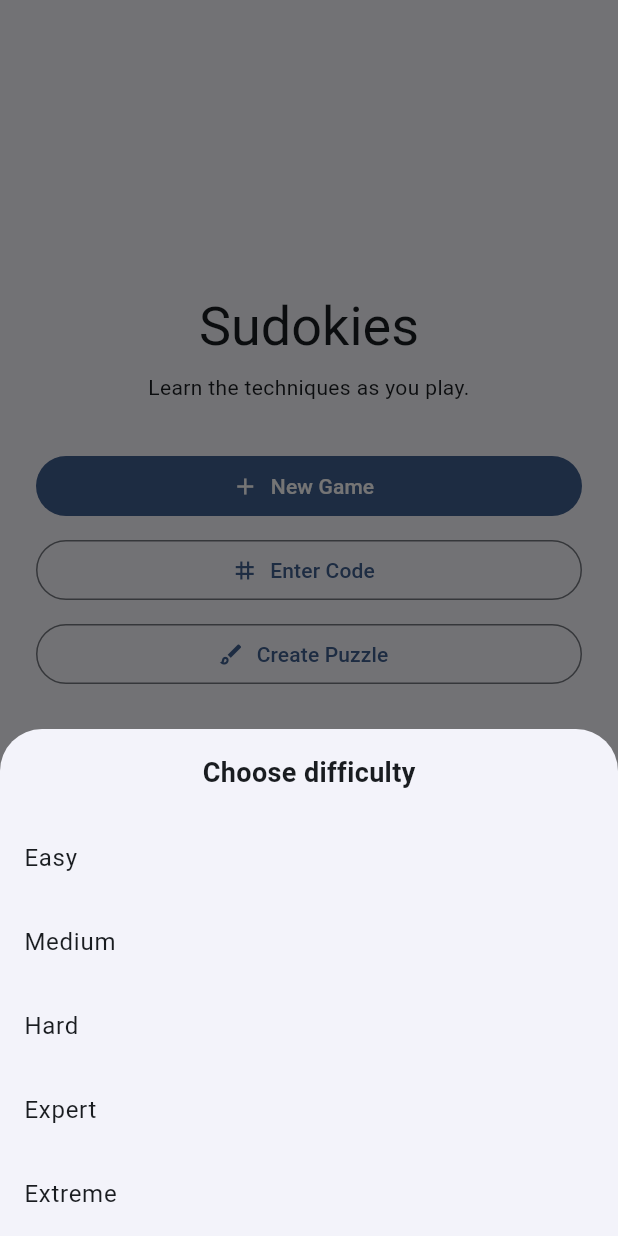
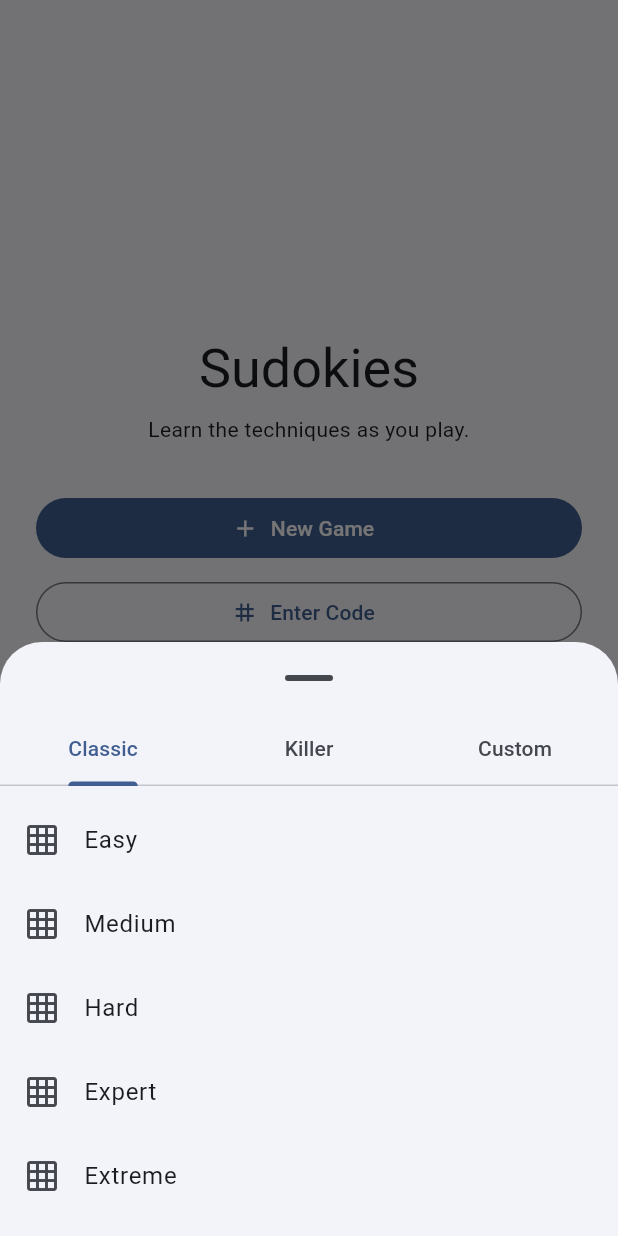
Before and after one commit to TheLastKiwi/sudokies, a Flutter app: the screen it shows after launch, after a tap on "New Game", on a phone screen of 412 x 824 dp. Run offline on Flutter 3.47's test engine with Material 3 defaults, Android fonts, the phone set to English and light mode, and no system bars; our stand-ins replace connectivity_plus, shared_preferences.

Commit message:
Add tabbed New Game picker and peer-highlight toggle
Replace the plain difficulty bottom sheet with a tabbed New Game
chooser (Classic / Killer / Custom). The Killer tab lists only the
tiers that have bundled puzzles, resolved via killerTiers(), so every
tile shown is guaranteed playable; the Custom tab links to the visual
editor. The old standalone "Create Puzzle" button folds into this sheet.

Add a peer-highlight toggle: re-tapping the selected cell turns its
row/column/box highlighting off and back on, threaded from GameState
through BoardWidget.

Cover the Killer picker with killer_bank_test: killerTiers() lists
exactly the tiers with puzzles, each yields a real Killer puzzle, and
an unavailable tier throws PuzzleNotFound.

Bump version to 0.8.0.

Co-Authored-By: Claude Opus 4.8 <noreply@anthropic.com>

```diff
--- a/lib/app.dart
+++ b/lib/app.dart
@@ -12,7 +12,7 @@ import 'ui/offline_banner.dart';
 import 'ui/theme.dart';
 
 /// Displayed version label. Bump alongside `version` in pubspec.yaml.
-const String appVersion = 'v0.7.0';
+const String appVersion = 'v0.8.0';
 
 /// Shared app-wide services, created once at startup.
 class Services {
--- a/lib/ui/game_screen.dart
+++ b/lib/ui/game_screen.dart
@@ -119,6 +119,7 @@ class _GameScreenState extends State<GameScreen> {
                                 candidates: game.candidates,
                                 givens: game.givens,
                                 selectedCell: game.selectedCell,
+                                highlightPeers: game.highlightPeers,
                                 highlightDigit:
                                     game.autoEntry ? game.penDigit : null,
                                 wrongCells: _wrongCells(),
--- a/lib/ui/home_screen.dart
+++ b/lib/ui/home_screen.dart
@@ -54,28 +54,46 @@ class _HomeScreenState extends State<HomeScreen> {
     }
   }
 
-  Future<void> _pickDifficulty() async {
-    final choice = await showModalBottomSheet<Difficulty>(
+  Future<void> _newKillerGame(Difficulty difficulty) async {
+    setState(() => _loading = true);
+    try {
+      final puzzle =
+          await services.repository.randomKillerByDifficulty(difficulty);
+      if (!mounted) return;
+      await _open(_gameFor(puzzle));
+    } on PuzzleNotFound catch (e) {
+      _showError(e.message);
+    } catch (_) {
+      _showError('Could not load a Killer puzzle.');
+    } finally {
+      if (mounted) setState(() => _loading = false);
+    }
+  }
+
+  /// Opens the New Game chooser: a tabbed sheet to start a Classic game, a
+  /// Killer game, or design a Custom puzzle. The Killer tab lists only the
+  /// tiers that have bundled puzzles, so we resolve those before showing.
+  Future<void> _showNewGameSheet() async {
+    final killerTiers = services.repository.killerTiers();
+    await showModalBottomSheet<void>(
       context: context,
-      builder: (ctx) => SafeArea(
-        child: Column(
-          mainAxisSize: MainAxisSize.min,
-          children: [
-            const Padding(
-              padding: EdgeInsets.all(16),
-              child: Text('Choose difficulty',
-                  style: TextStyle(fontSize: 18, fontWeight: FontWeight.bold)),
-            ),
-            for (final d in Difficulty.values)
-              ListTile(
-                title: Text(d.label),
-                onTap: () => Navigator.pop(ctx, d),
-              ),
-          ],
-        ),
+      showDragHandle: true,
+      builder: (ctx) => _NewGameSheet(
+        killerTiers: killerTiers,
+        onClassic: (d) {
+          Navigator.pop(ctx);
+          _newGame(d);
+        },
+        onKiller: (d) {
+          Navigator.pop(ctx);
+          _newKillerGame(d);
+        },
+        onCustom: () {
+          Navigator.pop(ctx);
+          _createPuzzle();
+        },
       ),
     );
-    if (choice != null) _newGame(choice);
   }
 
   Future<void> _enterCode() async {
@@ -193,7 +211,7 @@ class _HomeScreenState extends State<HomeScreen> {
                   const SizedBox(height: 8),
                 ],
                 FilledButton.icon(
-                  onPressed: _loading ? null : _pickDifficulty,
+                  onPressed: _loading ? null : _showNewGameSheet,
                   icon: const Icon(Icons.add),
                   label: const Text('New Game'),
                 ),
@@ -202,12 +220,6 @@ class _HomeScreenState extends State<HomeScreen> {
                   onPressed: _loading ? null : _enterCode,
                   icon: const Icon(Icons.tag),
                   label: const Text('Enter Code'),
-                ),
-                const SizedBox(height: 8),
-                OutlinedButton.icon(
-                  onPressed: _loading ? null : _createPuzzle,
-                  icon: const Icon(Icons.brush_outlined),
-                  label: const Text('Create Puzzle'),
                 ),
                 ..._myPuzzles(),
                 const SizedBox(height: 24),
@@ -294,3 +306,144 @@ class _HomeScreenState extends State<HomeScreen> {
     if (mounted) setState(() {});
   }
 }
+
+/// The New Game chooser: three tabs for the game types. Classic and Killer both
+/// start a graded puzzle at the chosen difficulty; Custom opens the visual
+/// editor. The Killer tab lists only [killerTiers] — the difficulties that have
+/// bundled puzzles — so every tile shown is guaranteed to be playable.
+class _NewGameSheet extends StatelessWidget {
+  final ValueChanged<Difficulty> onClassic;
+  final ValueChanged<Difficulty> onKiller;
+  final VoidCallback onCustom;
+  final Future<List<Difficulty>> killerTiers;
+
+  const _NewGameSheet({
+    required this.onClassic,
+    required this.onKiller,
+    required this.onCustom,
+    required this.killerTiers,
+  });
+
+  @override
+  Widget build(BuildContext context) {
+    return DefaultTabController(
+      length: 3,
+      child: SafeArea(
+        top: false,
+        child: Column(
+          mainAxisSize: MainAxisSize.min,
+          children: [
+            const TabBar(
+              tabs: [
+                Tab(text: 'Classic'),
+                Tab(text: 'Killer'),
+                Tab(text: 'Custom'),
+              ],
+            ),
+            SizedBox(
+              height: 300,
+              child: TabBarView(
+                children: [
+                  _classicTab(context),
+                  _killerTab(context),
+                  _customTab(context),
+                ],
+              ),
+            ),
+          ],
+        ),
+      ),
+    );
+  }
+
+  Widget _classicTab(BuildContext context) {
+    return ListView(
+      padding: const EdgeInsets.symmetric(vertical: 8),
+      children: [
+        for (final d in Difficulty.values)
+          ListTile(
+            leading: const Icon(Icons.grid_on),
+            title: Text(d.label),
+            onTap: () => onClassic(d),
+          ),
+      ],
+    );
+  }
+
+  Widget _killerTab(BuildContext context) {
+    return FutureBuilder<List<Difficulty>>(
+      future: killerTiers,
+      builder: (context, snapshot) {
+        if (snapshot.connectionState != ConnectionState.done) {
+          return const Center(child: CircularProgressIndicator());
+        }
+        final tiers = snapshot.data ?? const <Difficulty>[];
+        if (tiers.isEmpty) {
+          return _infoTab(
+            context,
+            icon: Icons.calculate_outlined,
+            title: 'Killer Sudoku',
+            body: 'No ready-made Killer puzzles are bundled yet.\n\n'
+                'Want to try one now? Design your own in the Custom tab.',
+          );
+        }
+        return ListView(
+          padding: const EdgeInsets.symmetric(vertical: 8),
+          children: [
+            for (final d in tiers)
+              ListTile(
+                leading: const Icon(Icons.calculate_outlined),
+                title: Text(d.label),
+                onTap: () => onKiller(d),
+              ),
+          ],
+        );
+      },
+    );
+  }
+
+  Widget _customTab(BuildContext context) {
+    return _infoTab(
+      context,
+      icon: Icons.brush_outlined,
+      title: 'Custom puzzle',
+      body: 'Design your own puzzle with cages, thermometers, arrows, dots and '
+          'inequalities. It\'s validated and graded before you play.',
+      action: FilledButton.icon(
+        onPressed: onCustom,
+        icon: const Icon(Icons.brush_outlined),
+        label: const Text('Open editor'),
+      ),
+    );
+  }
+
+  Widget _infoTab(
+    BuildContext context, {
+    required IconData icon,
+    required String title,
+    required String body,
+    Widget? action,
+  }) {
+    return Padding(
+      padding: const EdgeInsets.fromLTRB(24, 16, 24, 24),
+      child: Center(
+        child: Column(
+          mainAxisSize: MainAxisSize.min,
+          children: [
+            Icon(icon, size: 40, color: Theme.of(context).colorScheme.primary),
+            const SizedBox(height: 12),
+            Text(title, style: Theme.of(context).textTheme.titleMedium),
+            const SizedBox(height: 8),
+            Text(body,
+                textAlign: TextAlign.center,
+                style: Theme.of(context).textTheme.bodyMedium),
+            if (action != null) ...[
+              const SizedBox(height: 20),
+              action,
+            ],
+          ],
+        ),
+      ),
+    );
+  }
+}
--- a/pubspec.yaml
+++ b/pubspec.yaml
@@ -1,7 +1,7 @@
 name: sudokies
 description: "A new Flutter project."
 publish_to: 'none'
-version: 0.7.0
+version: 0.8.0
 
 environment:
   sdk: '>=3.4.4 <4.0.0'
```
Also changed, not shown: lib/state/game_state.dart (+12 -0 lines), lib/ui/board_widget.dart (+6 -1 lines), 1 other file.
